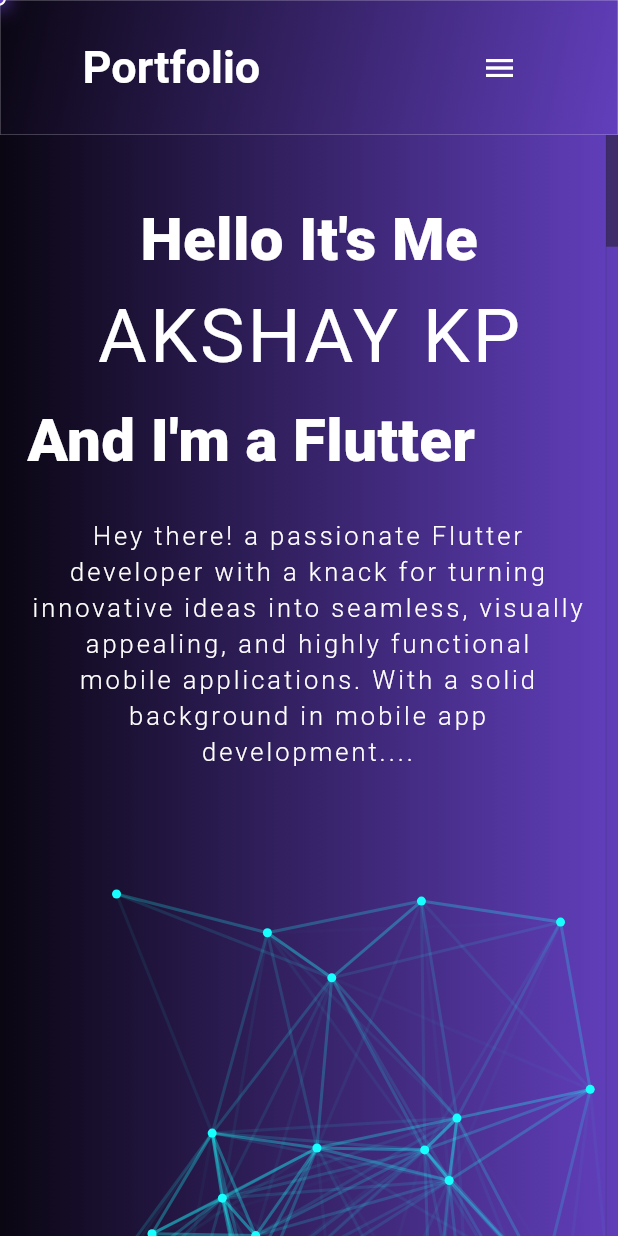
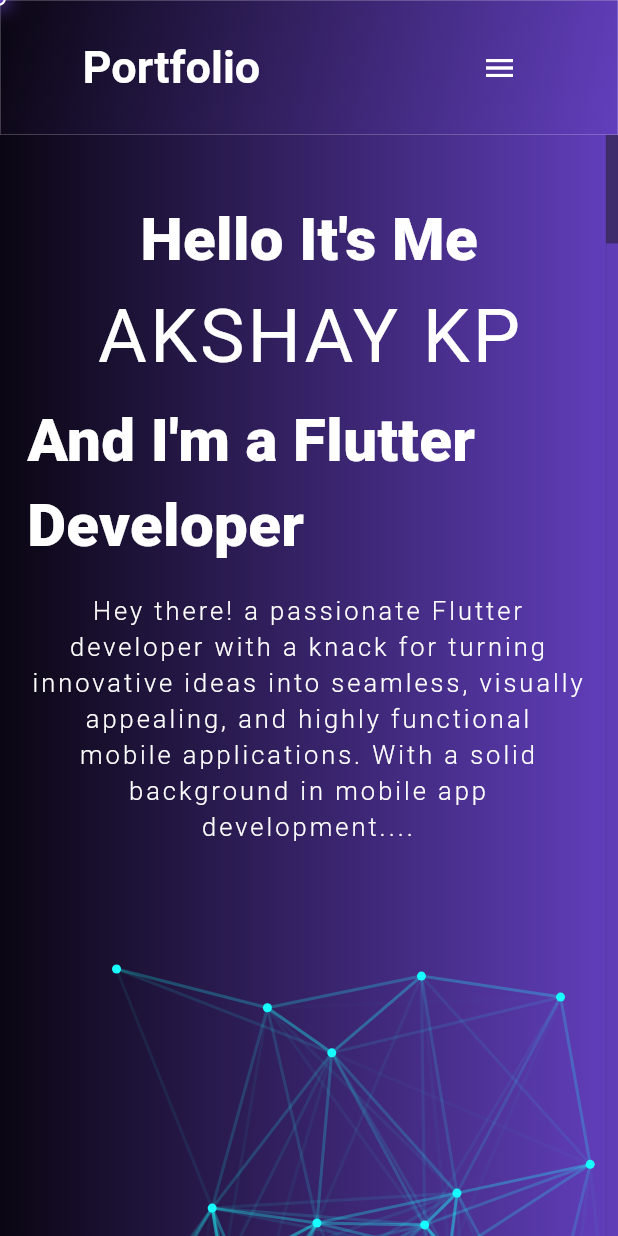
Before and after one commit to Akshaykpz/personal_website_flutter, a Flutter app: the screen it shows after launch, on a phone screen of 412 x 824 dp. Run offline on Flutter 3.47's test engine with Material 3 defaults, Android fonts, the light colour scheme and no system bars; drawn by our look-alikes of animated_text_kit, scrollable_positioned_list; our stand-ins replace animate_do, flutter_screenutil, google_fonts, loading_animation_widget; missing offline and left inert: dart:html; Roboto replaces fonts that are missing (Abel, Mukta).

Commit message:
new update

```diff
--- a/lib/view/screens/home.dart
+++ b/lib/view/screens/home.dart
@@ -1,11 +1,8 @@
 import 'package:animate_do/animate_do.dart';
 import 'package:animated_text_kit/animated_text_kit.dart';
 import 'package:flutter/material.dart';
-import 'package:lottie/lottie.dart';
 import 'package:my_personal_website/constants/animations.dart';
-import 'package:my_personal_website/constants/box.dart';
 import 'package:my_personal_website/constants/colors.dart';
-import 'package:my_personal_website/constants/text.dart';
 
 import 'package:my_personal_website/constants/textstyle.dart';
 import 'package:my_personal_website/helper/helper_class.dart';
@@ -42,9 +39,6 @@
                 height: 30,
               ),
               MvNeuralWeb(),
-              // Lottie.asset('assets/images/Animation - 1709290147936.json',
-              //     height: 560),
-              // const ProfileImage(),
             ],
           ),
         ],
@@ -104,7 +98,7 @@
           ),
           const SizedBox(height: 5),
           SizedBox(
-            height: 60,
+            height: 110,
             child: FadeInLeft(
               child: AnimatedTextKit(
                 animatedTexts: [
```
Also changed, not shown: lib/view/screens/experience.dart (+10 -11 lines), 1 other file.
